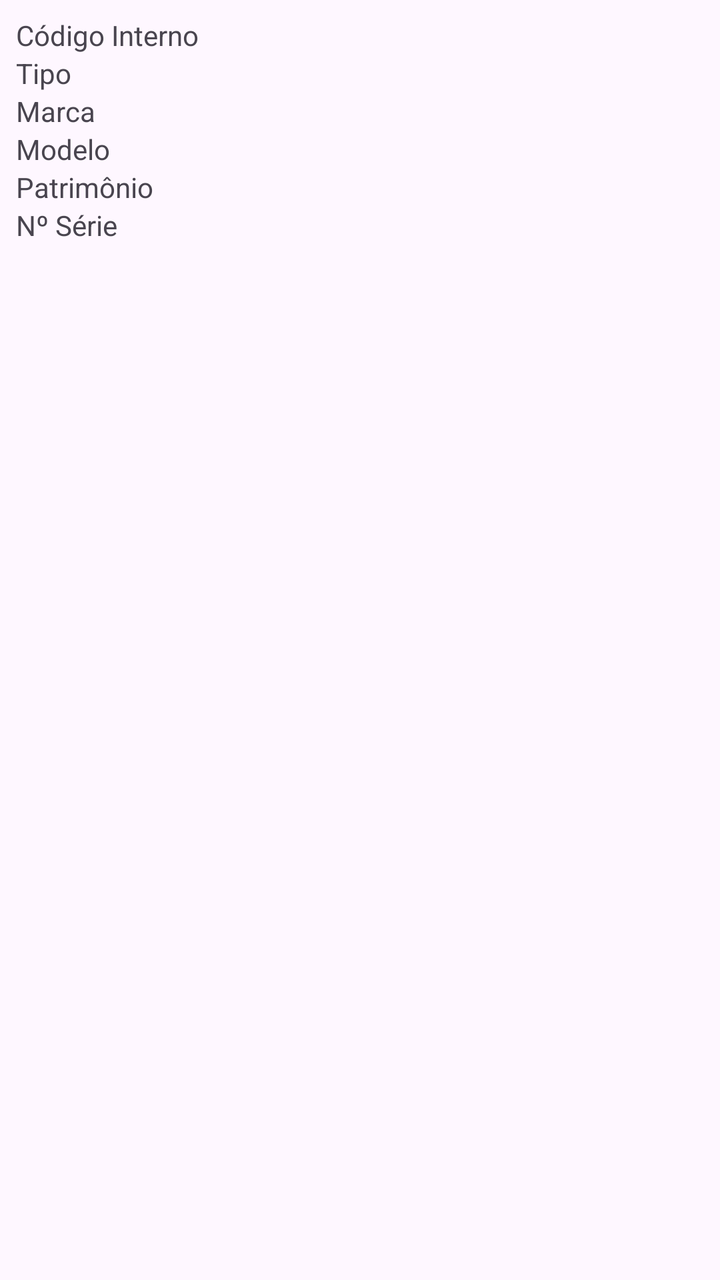
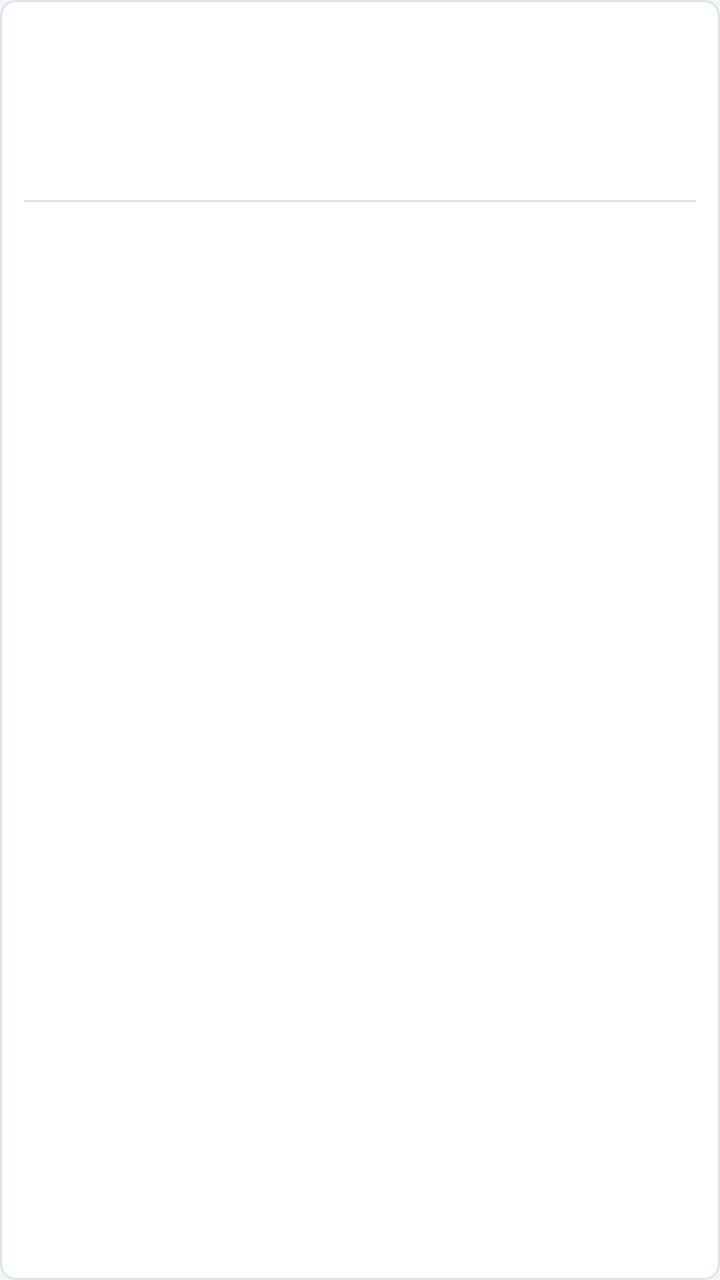

Screens rendered from an Android XML layout before and after an edit, with the pre-edit source and the edit as a unified diff.
<!-- AndroidManifest.xml: application theme Theme.RFIDAndroid -->
<!-- res/layout/item_tag.xml -->
<LinearLayout xmlns:android="http://schemas.android.com/apk/res/android"
    android:layout_width="match_parent"
    android:layout_height="wrap_content"
    android:orientation="vertical"
    android:padding="8dp">

    <TextView
        android:id="@+id/txtCodigoInterno"
        android:layout_width="match_parent"
        android:layout_height="wrap_content"
        android:text="Código Interno"/>
    <TextView
        android:id="@+id/txtTipo"
        android:layout_width="match_parent"
        android:layout_height="wrap_content"
        android:text="Tipo"/>

    <TextView
        android:id="@+id/txtMarca"
        android:layout_width="match_parent"
        android:layout_height="wrap_content"
        android:text="Marca"/>


    <TextView
        android:id="@+id/txtModelo"
        android:layout_width="match_parent"
        android:layout_height="wrap_content"
        android:text="Modelo"/>

    <TextView
        android:id="@+id/txtPatrimonio"
        android:layout_width="match_parent"
        android:layout_height="wrap_content"
        android:text="Patrimônio"/>

    <TextView
        android:id="@+id/txtSerie"
        android:layout_width="match_parent"
        android:layout_height="wrap_content"
        android:text="Nº Série"/>
</LinearLayout>
<!-- resources referenced by this layout -->
<resources>
  <style name="Theme.RFIDAndroid" parent="Theme.Material3.DayNight.NoActionBar">
  
      
          <item name="colorPrimary">@color/purple_500</item>
          <item name="colorPrimaryVariant">@color/purple_700</item>
          <item name="colorOnPrimary">@color/white</item>
          
          <item name="colorSecondary">@color/teal_200</item>
          <item name="colorSecondaryVariant">@color/teal_700</item>
          <item name="colorOnSecondary">@color/black</item>
          
          <item name="android:statusBarColor">?attr/colorPrimaryVariant</item>
          
      </style>
  <color name="purple_500">#FF6200EE</color>
  <color name="purple_700">#FF3700B3</color>
  <color name="teal_200">#FF03DAC5</color>
  <color name="teal_700">#FF018786</color>
  <color name="black">#FF000000</color>
  <!-- unchanged entries left out for length: 1 -->
</resources>

<!-- the commit's change to res/layout/item_tag.xml (unified diff, before → after) -->
@@ -1,42 +1,60 @@
-<LinearLayout xmlns:android="http://schemas.android.com/apk/res/android"
+<?xml version="1.0" encoding="utf-8"?>
+<com.google.android.material.card.MaterialCardView xmlns:android="http://schemas.android.com/apk/res/android"
+    android:layout_marginTop="4dp"
+    android:layout_marginBottom="4dp"
     android:layout_width="match_parent"
-    android:layout_height="wrap_content"
-    android:orientation="vertical"
-    android:padding="8dp">
+    android:layout_height="wrap_content">
 
-    <TextView
-        android:id="@+id/txtCodigoInterno"
+    <LinearLayout
+        android:orientation="vertical"
+        android:padding="12dp"
         android:layout_width="match_parent"
-        android:layout_height="wrap_content"
-        android:text="Código Interno"/>
-    <TextView
-        android:id="@+id/txtTipo"
-        android:layout_width="match_parent"
-        android:layout_height="wrap_content"
-        android:text="Tipo"/>
+        android:layout_height="wrap_content">
 
-    <TextView
-        android:id="@+id/txtMarca"
-        android:layout_width="match_parent"
-        android:layout_height="wrap_content"
-        android:text="Marca"/>
+        <TextView
+            android:id="@+id/txtCodigoInterno"
+            android:textColor="@color/marinho"
+            android:textSize="16sp"
+            android:textStyle="bold"
+            android:layout_width="match_parent"
+            android:layout_height="wrap_content"/>
 
+        <TextView
+            android:id="@+id/txtTipo"
+            android:textColor="@color/texto"
+            android:layout_marginTop="4dp"
+            android:layout_width="match_parent"
+            android:layout_height="wrap_content"/>
 
-    <TextView
-        android:id="@+id/txtModelo"
-        android:layout_width="match_parent"
-        android:layout_height="wrap_content"
-        android:text="Modelo"/>
+        <TextView
+            android:id="@+id/txtMarca"
+            android:textAppearance="@style/Texto.RFID.Secundario"
+            android:layout_width="match_parent"
+            android:layout_height="wrap_content"/>
 
-    <TextView
-        android:id="@+id/txtPatrimonio"
-        android:layout_width="match_parent"
-        android:layout_height="wrap_content"
-        android:text="Patrimônio"/>
+        <TextView
+            android:id="@+id/txtModelo"
+            android:textAppearance="@style/Texto.RFID.Secundario"
+            android:layout_width="match_parent"
+            android:layout_height="wrap_content"/>
 
-    <TextView
-        android:id="@+id/txtSerie"
-        android:layout_width="match_parent"
-        android:layout_height="wrap_content"
-        android:text="Nº Série"/>
-</LinearLayout>
+        <View
+            android:background="@color/borda"
+            android:layout_marginTop="8dp"
+            android:layout_marginBottom="8dp"
+            android:layout_width="match_parent"
+            android:layout_height="1dp"/>
+
+        <TextView
+            android:id="@+id/txtPatrimonio"
+            android:textAppearance="@style/Texto.RFID.Secundario"
+            android:layout_width="match_parent"
+            android:layout_height="wrap_content"/>
+
+        <TextView
+            android:id="@+id/txtSerie"
+            android:textAppearance="@style/Texto.RFID.Secundario"
+            android:layout_width="match_parent"
+            android:layout_height="wrap_content"/>
+    </LinearLayout>
+</com.google.android.material.card.MaterialCardView>
<!-- resource entries referenced after the edit -->
@@ -1,24 +1,87 @@
 <!-- resources referenced by this layout -->
 <resources>
-  <style name="Theme.RFIDAndroid" parent="Theme.Material3.DayNight.NoActionBar">
+  <color name="borda">#FFDCE2EA</color>
+  <color name="marinho">#FF1F3A5F</color>
+  <color name="texto">#FF1C2530</color>
+  <style name="Texto.RFID.Secundario" parent="">
+          <item name="android:textSize">13sp</item>
+          <item name="android:textColor">@color/texto_secundario</item>
+      </style>
+  <style name="Theme.RFIDAndroid" parent="Theme.Material3.Light.NoActionBar">
+          <item name="colorPrimary">@color/marinho</item>
+          <item name="colorOnPrimary">@color/white</item>
+          <item name="colorPrimaryContainer">@color/azul_claro</item>
+          <item name="colorOnPrimaryContainer">@color/marinho_escuro</item>
+          <item name="colorSecondary">@color/azul</item>
+          <item name="colorOnSecondary">@color/white</item>
+          <item name="colorSecondaryContainer">@color/azul_claro</item>
+          <item name="colorOnSecondaryContainer">@color/marinho_escuro</item>
+          <item name="colorError">@color/erro</item>
+          <item name="colorOutline">@color/borda</item>
+          <item name="colorOutlineVariant">@color/borda</item>
+          <item name="colorSurface">@color/superficie</item>
+          <item name="colorOnSurface">@color/texto</item>
+          <item name="colorOnSurfaceVariant">@color/texto_secundario</item>
+          <item name="colorSurfaceContainerHighest">@color/superficie</item>
+          <item name="android:colorBackground">@color/fundo</item>
+          <item name="android:textColorPrimary">@color/texto</item>
+          <item name="android:textColorSecondary">@color/texto_secundario</item>
   
-      
-          <item name="colorPrimary">@color/purple_500</item>
-          <item name="colorPrimaryVariant">@color/purple_700</item>
-          <item name="colorOnPrimary">@color/white</item>
-          
-          <item name="colorSecondary">@color/teal_200</item>
-          <item name="colorSecondaryVariant">@color/teal_700</item>
-          <item name="colorOnSecondary">@color/black</item>
-          
-          <item name="android:statusBarColor">?attr/colorPrimaryVariant</item>
-          
+          <item name="android:statusBarColor">@color/marinho_escuro</item>
+          <item name="android:windowLightStatusBar">false</item>
+          <item name="android:navigationBarColor">@color/marinho_escuro</item>
+  
+          <item name="materialButtonStyle">@style/Widget.RFID.Botao</item>
+          <item name="materialButtonOutlinedStyle">@style/Widget.RFID.Botao.Contorno</item>
+          <item name="textInputStyle">@style/Widget.RFID.Campo</item>
+          <item name="materialCardViewStyle">@style/Widget.RFID.Cartao</item>
+          <item name="tabStyle">@style/Widget.RFID.Abas</item>
+          <item name="checkboxStyle">@style/Widget.Material3.CompoundButton.CheckBox</item>
       </style>
-  <color name="purple_500">#FF6200EE</color>
-  <color name="purple_700">#FF3700B3</color>
-  <color name="teal_200">#FF03DAC5</color>
-  <color name="teal_700">#FF018786</color>
-  <color name="black">#FF000000</color>
+  <color name="texto_secundario">#FF5B6573</color>
+  <color name="azul_claro">#FFE3ECF6</color>
+  <color name="marinho_escuro">#FF152A45</color>
+  <color name="azul">#FF2E6DA4</color>
+  <color name="erro">#FFC62828</color>
+  <color name="superficie">#FFFFFFFF</color>
+  <color name="fundo">#FFF3F5F8</color>
+  <style name="Widget.RFID.Botao" parent="Widget.Material3.Button">
+          <item name="shapeAppearance">@style/Forma.RFID.Pequena</item>
+          <item name="android:minHeight">52dp</item>
+          <item name="android:textSize">15sp</item>
+          <item name="android:letterSpacing">0.02</item>
+      </style>
+  <style name="Widget.RFID.Botao.Contorno" parent="Widget.Material3.Button.OutlinedButton">
+          <item name="shapeAppearance">@style/Forma.RFID.Pequena</item>
+          <item name="android:minHeight">52dp</item>
+          <item name="android:textSize">15sp</item>
+          <item name="strokeColor">@color/marinho</item>
+      </style>
+  <style name="Widget.RFID.Campo" parent="Widget.Material3.TextInputLayout.OutlinedBox">
+          <item name="shapeAppearance">@style/Forma.RFID.Pequena</item>
+          <item name="boxStrokeColor">@color/marinho</item>
+          <item name="hintTextColor">@color/marinho</item>
+          <item name="android:layout_marginTop">12dp</item>
+      </style>
+  <style name="Widget.RFID.Cartao" parent="Widget.Material3.CardView.Outlined">
+          <item name="cardBackgroundColor">@color/superficie</item>
+          <item name="strokeColor">@color/borda</item>
+          <item name="cardCornerRadius">8dp</item>
+          <item name="cardElevation">0dp</item>
+      </style>
+  <style name="Widget.RFID.Abas" parent="Widget.Material3.TabLayout">
+          <item name="android:background">@color/superficie</item>
+          <item name="tabIndicatorColor">@color/marinho</item>
+          <item name="tabSelectedTextColor">@color/marinho</item>
+          <item name="tabTextColor">@color/texto_secundario</item>
+          <item name="tabIndicatorFullWidth">true</item>
+          <item name="tabGravity">fill</item>
+          <item name="tabMode">fixed</item>
+      </style>
+  <style name="Forma.RFID.Pequena" parent="">
+          <item name="cornerFamily">rounded</item>
+          <item name="cornerSize">6dp</item>
+      </style>
   <!-- unchanged entries left out for length: 1 -->
 </resources>
 
